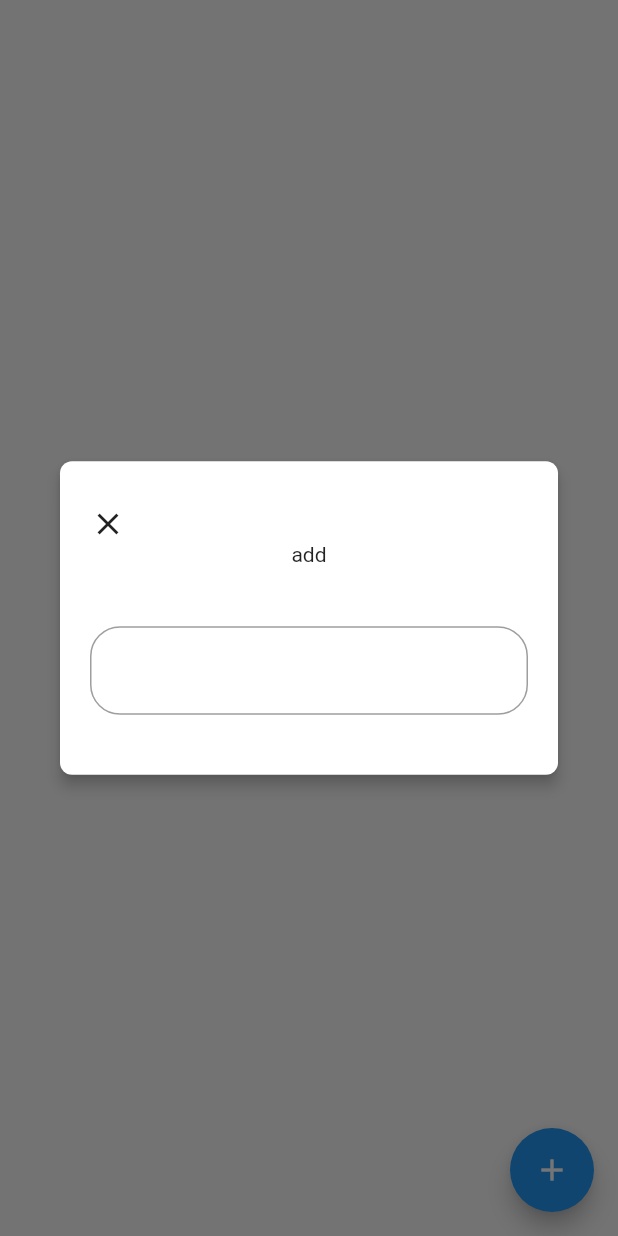
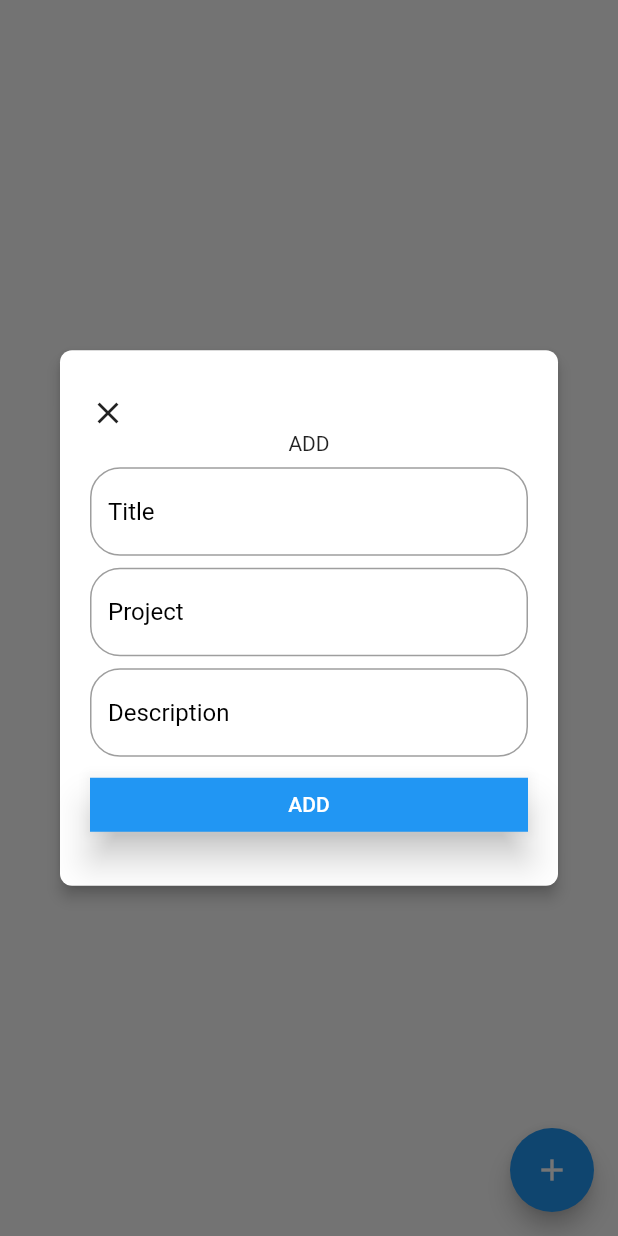
Before and after one commit to fatemeh-afshari/TimeTracker, a Flutter app: the screen it shows after launch, after a tap on the "add" icon, on a phone screen of 412 x 824 dp. Run offline on Flutter 3.47's test engine with Material 2 defaults, Android fonts, the phone set to English and light mode, and no system bars; our stand-ins replace flutter_bloc, get_it, objectbox; missing offline and left inert: sealed_annotations; generated files the repository leaves out were written again.

Commit message:
complete add pop up

```diff
--- a/lib/l10n/intl_en.arb
+++ b/lib/l10n/intl_en.arb
@@ -1,3 +1,7 @@
 {
-  "add": "add"
+  "add": "ADD",
+  "title": "Title",
+  "project": "Project",
+  "description": "Description",
+  "validation_message": "fill all the blanks"
 }
--- a/lib/src/bloc/list_bloc/list_bloc.dart
+++ b/lib/src/bloc/list_bloc/list_bloc.dart
@@ -1,11 +1,15 @@
 
 
+import 'package:flutter/material.dart';
 import 'package:flutter_bloc/flutter_bloc.dart';
 import 'package:time_tracker/src/bloc/list_bloc/list_event.dart';
 import 'package:time_tracker/src/bloc/list_bloc/list_state.dart';
 import 'package:time_tracker/src/data/persistance/local_data_source.dart';
+import 'package:time_tracker/src/model/task_model.dart';
 
 class ListBloc extends Bloc<ListEvent, ListState>  {
+  factory ListBloc.of(BuildContext context) =>
+      BlocProvider.of<ListBloc>(context);
   final LocalDataSource local;
   ListBloc({
     required this.local,
@@ -13,7 +17,8 @@ class ListBloc extends Bloc<ListEvent, ListState>  {
 
   @override
   Stream<ListState> mapEventToState(ListEvent event) async*{
-    yield* event.when(addTask: (task) async*{
+    yield* event.when(addTask: (title , project , desc) async*{
+      final task = TaskModel(title: title, project: project, description: desc, createdTime: DateTime.now());
       local.addTask(task);
       final list =local.getList();
       yield ListState.added(list);
--- a/lib/src/bloc/list_bloc/list_event.dart
+++ b/lib/src/bloc/list_bloc/list_event.dart
@@ -7,5 +7,5 @@ part 'list_event.sealed.dart';
 @WithEquality(Equality.distinct)
 @WithWrap()
 abstract class _ListEvent {
-  void addTask(TaskModel taskModel);
+  void addTask(String title , String project , String description);
 }
--- a/lib/src/feature/list/list_page.dart
+++ b/lib/src/feature/list/list_page.dart
@@ -10,7 +10,7 @@ class ListPage extends StatelessWidget {
         onPressed: () {
           showDialog(
             context: context,
-            builder: (_) => const AddTaskPopUp(),
+            builder: (_) =>  AddTaskPopUp(),
           );
         },
       ),
--- /dev/null
+++ b/lib/src/theme/dimen.dart
@@ -0,0 +1,3 @@
+class Dimen {
+  static const double defaultMargin = 8.0;
+}
--- a/lib/src/widget/pop_up.dart
+++ b/lib/src/widget/pop_up.dart
@@ -1,10 +1,19 @@
 import 'package:flutter/material.dart';
 import 'package:time_tracker/generated/l10n.dart';
+import 'package:time_tracker/src/bloc/list_bloc/list_bloc.dart';
+import 'package:time_tracker/src/bloc/list_bloc/list_event.dart';
+import 'package:time_tracker/src/theme/dimen.dart';
+import 'package:time_tracker/src/widget/tt_elevated_button.dart';
 
-class AddTaskPopUp extends StatelessWidget{
-  const AddTaskPopUp({
+class AddTaskPopUp extends StatelessWidget {
+  final _formKey = GlobalKey<FormState>();
+  String? _title;
+  String? _project;
+  String? _desc ;
+  AddTaskPopUp({
     Key? key,
   }) : super(key: key);
+
   @override
   Widget build(BuildContext context) {
     return Dialog(
@@ -13,9 +22,11 @@ class AddTaskPopUp extends StatelessWidget{
       ),
       backgroundColor: Colors.white,
       elevation: 4,
-      child:Padding(
+      child: Padding(
         padding: const EdgeInsets.symmetric(vertical: 30, horizontal: 20),
         child: SingleChildScrollView(
+          child: Form(
+            key: _formKey,
             child: Column(
               mainAxisSize: MainAxisSize.min,
               mainAxisAlignment: MainAxisAlignment.center,
@@ -24,7 +35,7 @@ class AddTaskPopUp extends StatelessWidget{
                 Row(
                   children: [
                     IconButton(
-                    onPressed: (){},
+                      onPressed: () => _pop(context),
                       icon: Icon(Icons.close),
                       padding: EdgeInsets.zero,
                       constraints: BoxConstraints(),
@@ -35,18 +46,18 @@ class AddTaskPopUp extends StatelessWidget{
                   S.of(context).add,
                   textAlign: TextAlign.center,
                 ),
-              SizedBox(
-                height: 20,
-              ),
-              SizedBox(
-                height: 20,
+                const SizedBox(
+                  height: Dimen.defaultMargin,
                 ),
                 TextFormField(
+                  validator: (value)=>_notEmptyValidator(context  ,value ),
+                  onSaved: (value) => _title = value,
                   maxLines: 1,
                   keyboardType: TextInputType.text,
                   decoration: InputDecoration(
+                    hintText: S.of(context).title,
                     hintStyle: TextStyle(
-                    color:Colors.black,
+                      color: Colors.black,
                     ),
                     border: OutlineInputBorder(
                       borderRadius: BorderRadius.all(
@@ -55,12 +66,79 @@ class AddTaskPopUp extends StatelessWidget{
                     ),
                   ),
                 ),
-              const SizedBox(height: 10),
+                const SizedBox(height: Dimen.defaultMargin),
+                TextFormField(
+                  validator: (value)=>_notEmptyValidator(context  ,value ),
+                  onSaved: (value) => _project = value,
+                  maxLines: 1,
+                  keyboardType: TextInputType.text,
+                  decoration: InputDecoration(
+                    hintText: S.of(context).project,
+                    hintStyle: TextStyle(
+                      color: Colors.black,
+                    ),
+                    border: OutlineInputBorder(
+                      borderRadius: BorderRadius.all(
+                        Radius.circular(20.0),
+                      ),
+                    ),
+                  ),
+                ),
+                const SizedBox(height: Dimen.defaultMargin),
+                TextFormField(
+                  validator: (value)=>_notEmptyValidator(context  ,value ),
+                  onSaved: (value) => _desc = value,
+                  maxLines: 1,
+                  keyboardType: TextInputType.text,
+                  decoration: InputDecoration(
+                    hintText: S.of(context).description,
+                    hintStyle: TextStyle(
+                      color: Colors.black,
+                    ),
+                    border: OutlineInputBorder(
+                      borderRadius: BorderRadius.all(
+                        Radius.circular(20.0),
+                      ),
+                    ),
+                  ),
+                ),
+                const SizedBox(height: Dimen.defaultMargin),
+                SizedBox(
+                  width: double.infinity,
+                  child: TTElevatedButton(
+                    child: Text(S.of(context).add),
+                    mainColor: Theme.of(context).primaryColor,
+                    onPressed: () => _next(context),
+                  ),
+                )
               ],
+            ),
           ),
         ),
       ),
     );
   }
+  String? _notEmptyValidator(BuildContext context ,String? value) {
+    if (value==null || value.isEmpty) {
+      return S.of(context).validation_message;
+    }
+    return null;
+  }
+  void _next(BuildContext context) {
+    if (_formKey.currentState!.validate()) {
+      _formKey.currentState!.save();
+      _addTask(context , _title! , _project! , _desc!);
+    } else {
+      var snackBar = SnackBar(content: Text(S.of(context).validation_message));
+      ScaffoldMessenger.of(context).showSnackBar(snackBar);
+    }
+  }
+  void _addTask(BuildContext context , String title , String project , String description) {
+    ListBloc.of(context).add(ListEvent.addTask(title , project, description));
+    _pop(context);
+  }
 
+  void _pop(BuildContext context) {
+    Navigator.of(context).pop();
   }
+}
--- a/lib/src/widget/tt_elevated_button.dart
+++ b/lib/src/widget/tt_elevated_button.dart
@@ -0,0 +1,48 @@
+import 'package:flutter/material.dart';
+
+class TTElevatedButton extends StatelessWidget {
+  final Widget child;
+  final Color mainColor;
+  final Color borderColor;
+  final Color? textColor;
+  final double cornerRadius;
+  final void Function()? onPressed;
+  final double elevation;
+  final double padding;
+
+  TTElevatedButton({
+    required this.mainColor,
+    this.textColor,
+    this.borderColor = Colors.transparent,
+    this.cornerRadius = 0.0,
+    this.onPressed,
+    this.elevation = 10.0,
+    this.padding = 10.0,
+    required this.child,
+  });
+
+  @override
+  Widget build(BuildContext context) {
+    return ElevatedButton(
+      style: ElevatedButton.styleFrom(
+        elevation: elevation,
+        shape: RoundedRectangleBorder(
+          side: BorderSide(
+            color: borderColor,
+            width: 1,
+            style: BorderStyle.solid,
+          ),
+          borderRadius: BorderRadius.circular(cornerRadius),
+        ),
+        primary: mainColor,
+      ),
+      onPressed: () {
+        onPressed?.call();
+      },
+      child: Padding(
+        padding: EdgeInsets.symmetric(vertical: padding),
+        child: child,
+      ),
+    );
+  }
+}
```
Lines whose indentation alone changed are shown as unchanged.
